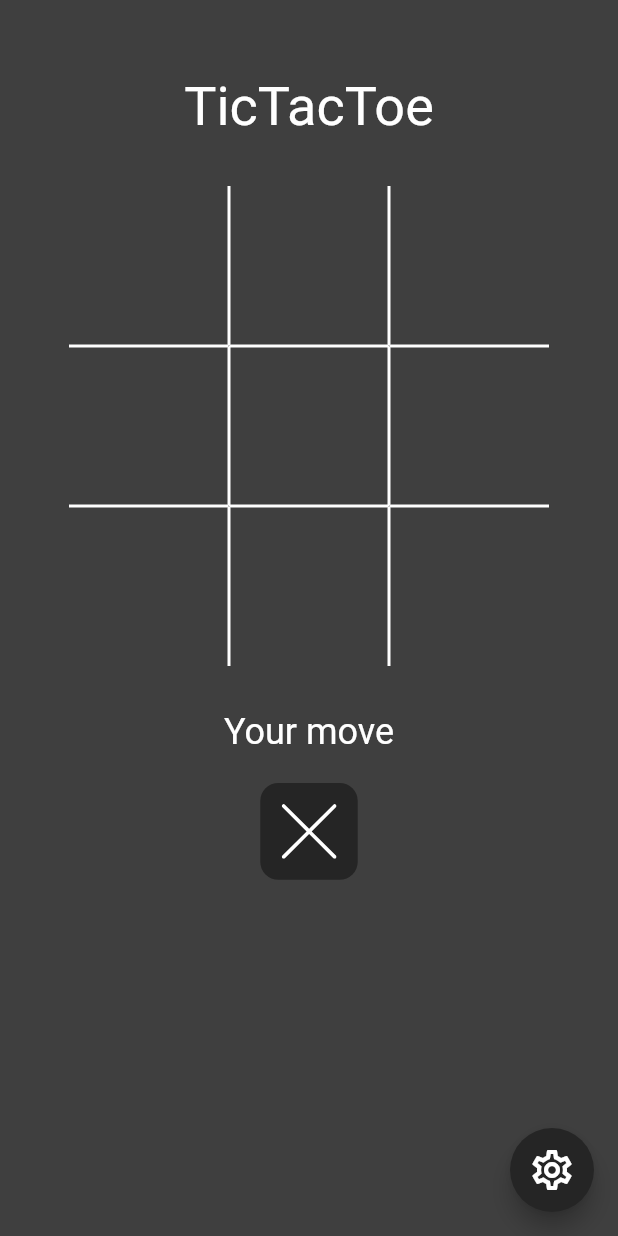
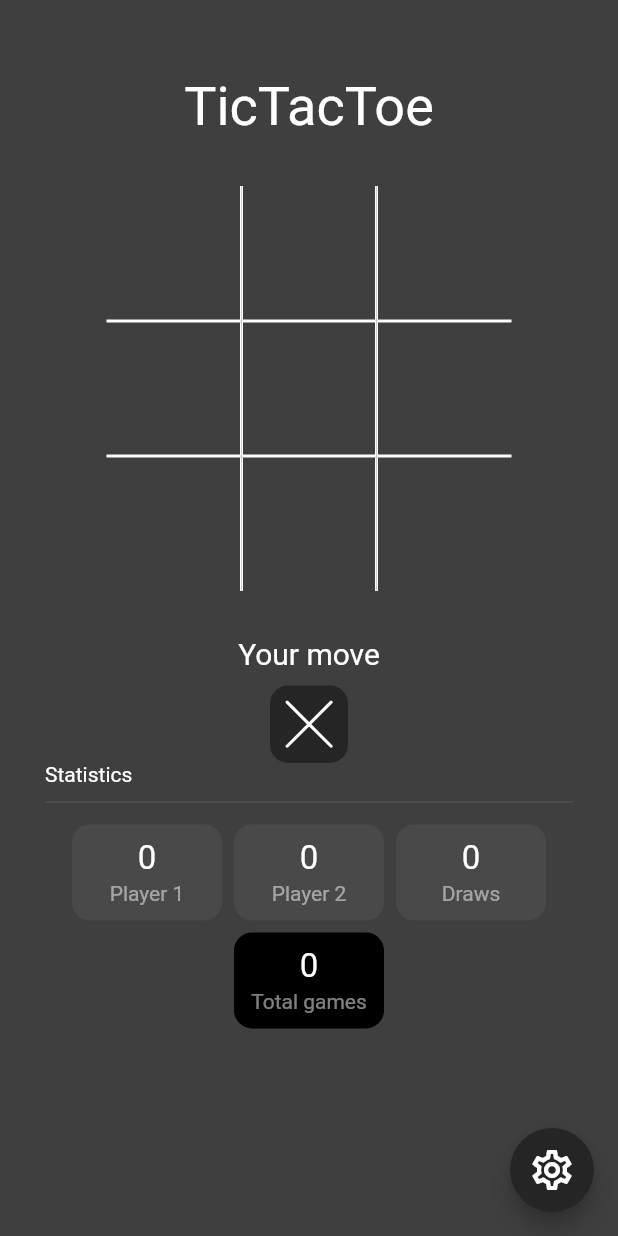
Before and after one commit to Xazin/tic_tac_toe, a Flutter app: the screen it shows after launch, on a phone screen of 412 x 824 dp. Run offline on Flutter 3.47's test engine with Material 2 defaults, Android fonts, the phone set to English and light mode, and no system bars; our stand-ins replace flutter_svg; missing offline and left inert: matrix2d.

Commit message:
feat: final layout and responsiveness

```diff
--- a/lib/layout/layout_utils.dart
+++ b/lib/layout/layout_utils.dart
@@ -2,7 +2,7 @@ import 'package:flutter/material.dart';
 
 class ScreenBreakpoints {
   static double desktop = 750;
-  static double tablet = 500;
+  static double tablet = 520;
   static double mobile = 300;
 }
 
--- a/lib/main.dart
+++ b/lib/main.dart
@@ -1,108 +1,13 @@
 import 'package:flutter/material.dart';
-import 'package:tic_tac_toe_engine/tic_tac_toe_engine.dart';
 
-import 'layout/layout_utils.dart';
-import 'views/board/board_view.dart';
-import 'views/scoreboard/large_scoreboard_view.dart';
-import 'views/scoreboard/scoreboard_view.dart';
+import 'views/game_view.dart';
 
 void main() {
   runApp(
     MaterialApp(
       debugShowCheckedModeBanner: false,
       theme: ThemeData.dark(),
-      home: const Scaffold(
-        body: GameView(),
-      ),
+      home: const GameView(),
     ),
   );
 }
-
-class GameView extends StatefulWidget {
-  const GameView({super.key});
-
-  @override
-  State<GameView> createState() => _GameViewState();
-}
-
-class _GameViewState extends State<GameView> {
-  late final TicTacToeController gameController;
-
-  @override
-  void initState() {
-    super.initState();
-    gameController = TicTacToeController(
-      autoRestartGame: true,
-      scoreboard: TicTacToeScoreboard(),
-    );
-  }
-
-  @override
-  Widget build(BuildContext context) {
-    return Scaffold(
-      backgroundColor: const Color(0xFF3F3F3F),
-      floatingActionButton: ResponsiveBuilder(
-        builder: (context, type) {
-          if (type != ScreenType.mobile) {
-            return const SizedBox.shrink();
-          }
-
-          return FloatingActionButton(
-            onPressed: () {
-              // TODO(Mathias): Show settings
-            },
-            backgroundColor: const Color(0xFF252525),
-            foregroundColor: Colors.white,
-            child: const Icon(
-              Icons.settings_outlined,
-              size: 32,
-            ),
-          );
-        },
-      ),
-      body: SafeArea(
-        child: TicTacToeBuilder(
-          controller: gameController,
-          builder: (context, state, scoreboard) {
-            return Row(
-              children: [
-                ResponsiveBuilder(
-                  builder: (context, type) {
-                    if (type == ScreenType.mobile) {
-                      return Flexible(
-                        child: BoardView(gameController: gameController),
-                      );
-                    }
-
-                    return SizedBox(
-                      height: MediaQuery.of(context).size.height,
-                      width: type == ScreenType.tablet ? 350 : 400,
-                      child: BoardView(
-                        gameController: gameController,
-                      ),
-                    );
-                  },
-                ),
-                ResponsiveBuilder(
-                  builder: (context, type) {
-                    if (type == ScreenType.tablet) {
-                      return ScoreboardView(
-                        scoreboard: gameController.scoreboard,
-                      );
-                    }
-
-                    if (type == ScreenType.desktop) {
-                      return const LargeScoreboardView();
-                    }
-
-                    return const SizedBox.shrink();
-                  },
-                ),
-              ],
-            );
-          },
-        ),
-      ),
-    );
-  }
-}
--- a/lib/views/board/board_view.dart
+++ b/lib/views/board/board_view.dart
@@ -6,12 +6,14 @@ import '../../constants.dart';
 import 'widgets/animated_player.dart';
 
 class BoardView extends StatelessWidget {
+  final TicTacToeController gameController;
+  final bool isSmallView;
+
   const BoardView({
     super.key,
     required this.gameController,
+    this.isSmallView = false,
   });
-
-  final TicTacToeController gameController;
 
   @override
   Widget build(BuildContext context) {
@@ -29,11 +31,10 @@ class BoardView extends StatelessWidget {
               Expanded(
                 child: Center(
                   child: ConstrainedBox(
-                    constraints: const BoxConstraints(maxWidth: 400),
+                    constraints:
+                        BoxConstraints(maxWidth: isSmallView ? 350 : 400),
                     child: Padding(
-                      padding: const EdgeInsets.symmetric(
-                        horizontal: 40.0,
-                      ),
+                      padding: const EdgeInsets.symmetric(horizontal: 40.0),
                       child: Opacity(
                         opacity: gameController.state.gameEnded ? .7 : 1,
                         child: TicTacToeBoard(
@@ -59,20 +60,22 @@ class BoardView extends StatelessWidget {
             ],
           ),
           const SizedBox(height: 30),
-          const Text(
+          Text(
             'Your move',
-            style: TextStyle(fontSize: 24),
+            style: TextStyle(
+              fontSize: isSmallView ? 20 : 24,
+            ),
           ),
-          const SizedBox(height: 20),
+          SizedBox(height: isSmallView ? 10 : 20),
           Container(
-            padding: const EdgeInsets.all(14),
+            padding: EdgeInsets.all(isSmallView ? 10 : 14),
             decoration: BoxDecoration(
               color: const Color(0xFF252525),
               borderRadius: BorderRadius.circular(12),
             ),
             child: SvgPicture.asset(
               currentPlayerAsset,
-              width: 37,
+              width: isSmallView ? 32 : 37,
               colorFilter: const ColorFilter.mode(
                 Colors.white,
                 BlendMode.srcIn,
--- /dev/null
+++ b/lib/views/game_view.dart
@@ -0,0 +1,105 @@
+import 'package:flutter/material.dart';
+import 'package:tic_tac_toe_engine/tic_tac_toe_engine.dart';
+
+import '../layout/layout_utils.dart';
+import 'board/board_view.dart';
+import 'scoreboard/scoreboard_view.dart';
+import 'scoreboard/widgets/scoreboard_boxes.dart';
+
+class GameView extends StatefulWidget {
+  const GameView({super.key});
+
+  @override
+  State<GameView> createState() => _GameViewState();
+}
+
+class _GameViewState extends State<GameView> {
+  late final TicTacToeController gameController;
+
+  @override
+  void initState() {
+    super.initState();
+    gameController = TicTacToeController(
+      autoRestartGame: true,
+      scoreboard: TicTacToeScoreboard(),
+    );
+  }
+
+  @override
+  Widget build(BuildContext context) {
+    return ResponsiveBuilder(builder: (context, type) {
+      return Scaffold(
+        backgroundColor: const Color(0xFF3F3F3F),
+        floatingActionButton: type != ScreenType.mobile
+            ? const SizedBox.shrink()
+            : FloatingActionButton(
+                onPressed: () {
+                  // TODO(Mathias): Show settings
+                },
+                backgroundColor: const Color(0xFF252525),
+                foregroundColor: Colors.white,
+                child: const Icon(
+                  Icons.settings_outlined,
+                  size: 32,
+                ),
+              ),
+        body: SafeArea(
+          child: _wrapInScrollView(
+            type: type,
+            child: TicTacToeBuilder(
+              controller: gameController,
+              builder: (context, state, scoreboard) {
+                return Row(
+                  children: [
+                    if (type == ScreenType.mobile) ...[
+                      Flexible(
+                        child: Column(
+                          children: [
+                            BoardView(
+                              gameController: gameController,
+                              isSmallView: true,
+                            ),
+                            Padding(
+                              padding: const EdgeInsets.symmetric(
+                                horizontal: 30,
+                              ),
+                              child: ScoreboardBoxes(
+                                scoreboard: scoreboard,
+                                isSmallView: true,
+                              ),
+                            ),
+                          ],
+                        ),
+                      ),
+                    ] else ...[
+                      SizedBox(
+                        height: MediaQuery.of(context).size.height,
+                        width: type == ScreenType.tablet ? 350 : 400,
+                        child: BoardView(
+                          gameController: gameController,
+                        ),
+                      ),
+                    ],
+                    if ([ScreenType.tablet, ScreenType.desktop]
+                        .contains(type)) ...[
+                      ScoreboardView(
+                        controller: gameController,
+                        includeHistory: type == ScreenType.desktop,
+                      ),
+                    ],
+                  ],
+                );
+              },
+            ),
+          ),
+        ),
+      );
+    });
+  }
+
+  Widget _wrapInScrollView({
+    required ScreenType type,
+    required Widget child,
+  }) =>
+      type == ScreenType.mobile ? SingleChildScrollView(child: child) : child;
+}
--- a/lib/views/scoreboard/widgets/score_box.dart
+++ b/lib/views/scoreboard/widgets/score_box.dart
@@ -12,11 +12,14 @@ class ScoreBox extends StatelessWidget {
 
   final bool unboundedWidth;
 
+  final bool isSmallBox;
+
   const ScoreBox({
     super.key,
     required this.score,
     this.player,
     this.unboundedWidth = true,
+    this.isSmallBox = false,
   });
 
   @override
@@ -24,7 +27,7 @@ class ScoreBox extends StatelessWidget {
     return ConstrainedBox(
       constraints: unboundedWidth
           ? const BoxConstraints()
-          : const BoxConstraints(maxWidth: 150),
+          : BoxConstraints(maxWidth: isSmallBox ? 100 : 150),
       child: Row(
         children: [
           Expanded(
@@ -36,21 +39,21 @@ class ScoreBox extends StatelessWidget {
                 borderRadius: BorderRadius.circular(12),
               ),
               child: Padding(
-                padding: const EdgeInsets.symmetric(vertical: 20),
+                padding: EdgeInsets.symmetric(vertical: isSmallBox ? 10 : 20),
                 child: Column(
                   children: [
                     Text(
                       score.toString(),
-                      style: const TextStyle(
-                        fontSize: 28,
+                      style: TextStyle(
+                        fontSize: isSmallBox ? 22 : 28,
                       ),
                     ),
-                    const SizedBox(height: 5),
+                    SizedBox(height: isSmallBox ? 2 : 5),
                     Text(
                       _refFromPlayer,
                       style: TextStyle(
                         color: Colors.white.withOpacity(0.5),
-                        fontSize: 18,
+                        fontSize: isSmallBox ? 14 : 18,
                       ),
                     ),
                   ],
--- a/lib/views/scoreboard/widgets/scoreboard_boxes.dart
+++ b/lib/views/scoreboard/widgets/scoreboard_boxes.dart
@@ -4,25 +4,36 @@ import 'package:tic_tac_toe_engine/tic_tac_toe_engine.dart';
 import 'score_box.dart';
 
 class ScoreboardBoxes extends StatelessWidget {
+  final TicTacToeScoreboard scoreboard;
+
+  final bool isSmallView;
+
   const ScoreboardBoxes({
     super.key,
     required this.scoreboard,
+    this.isSmallView = false,
   });
-
-  final TicTacToeScoreboard scoreboard;
 
   @override
   Widget build(BuildContext context) {
     return LayoutBuilder(builder: (context, constraints) {
       bool unboundedWidth = true;
-      if (constraints.maxWidth > 150 * 2 + 10) {
+      if (isSmallView || constraints.maxWidth > 150 * 2 + 10) {
         /// BoxConstraint.maxWidth is 150, spacing between is 10
         unboundedWidth = false;
       }
 
-      return Wrap(
-        spacing: 10,
-        runSpacing: 10,
+      return Column(
+        children: [
+          const Align(
+            alignment: Alignment.centerLeft,
+            child: Text('Statistics'),
+          ),
+          const Divider(height: 20),
+          const SizedBox(height: 5),
+          Wrap(
+            spacing: isSmallView ? 8 : 10,
+            runSpacing: isSmallView ? 8 : 10,
             alignment: WrapAlignment.center,
             crossAxisAlignment: WrapCrossAlignment.center,
             children: [
@@ -31,20 +42,26 @@ class ScoreboardBoxes extends StatelessWidget {
                 score: scoreboard.playerOne,
                 player: TicTacToePlayer.playerOne,
                 unboundedWidth: unboundedWidth,
+                isSmallBox: isSmallView,
               ),
               ScoreBox(
                 score: scoreboard.playerTwo,
                 player: TicTacToePlayer.playerTwo,
                 unboundedWidth: unboundedWidth,
+                isSmallBox: isSmallView,
               ),
               ScoreBox(
                 score: scoreboard.draws,
                 player: TicTacToePlayer.none,
                 unboundedWidth: unboundedWidth,
+                isSmallBox: isSmallView,
               ),
               ScoreBox(
                 score: scoreboard.totalGames,
                 unboundedWidth: unboundedWidth,
+                isSmallBox: isSmallView,
+              ),
+            ],
           ),
         ],
       );
```
Also changed, not shown: lib/views/scoreboard/large_scoreboard_view.dart (deleted, +0 -22 lines), lib/views/scoreboard/scoreboard_view.dart (+18 -6 lines), lib/views/scoreboard/widgets/history.dart (added, +61 -0 lines), lib/views/scoreboard/widgets/history_item.dart (added, +39 -0 lines), lib/views/scoreboard/widgets/settings_button.dart (+7 -4 lines), 2 other files. Lines whose indentation alone changed are shown as unchanged.
